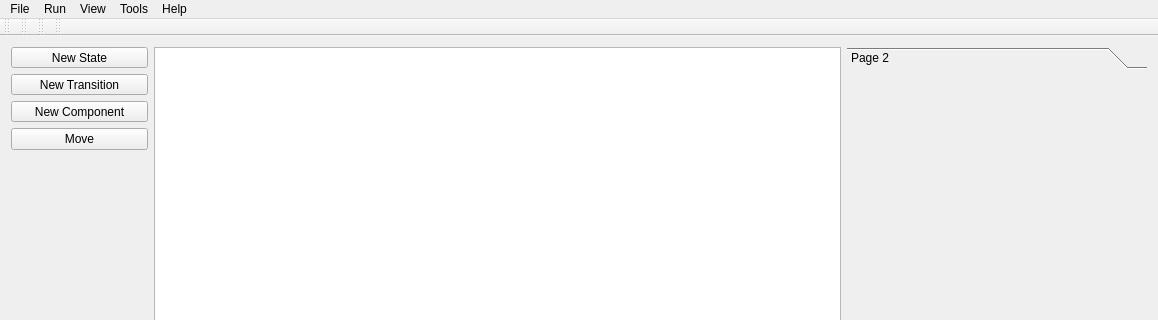
The window that mainwindow.ui (mohsenyz/automata-lab) describes before a commit, drawn with Qt 5; both pictures show x 0 to 1158 and y 0 to 320 of the 1158 by 702 pixel window.
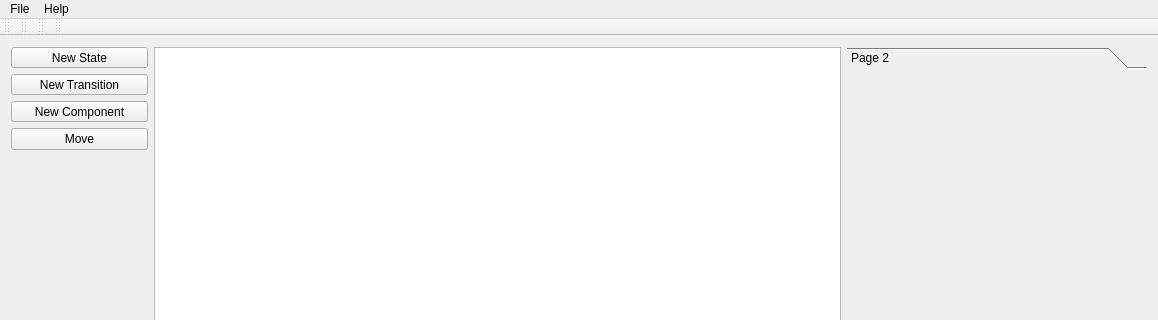
The same window after the commit.

What changed in the file:
```diff
--- a/mainwindow.ui
+++ b/mainwindow.ui
@@ -252,13 +252,6 @@
     <addaction name="actionSave_as_image"/>
     <addaction name="actionSave_as_pdf"/>
    </widget>
-   <widget class="QMenu" name="menuRun">
-    <property name="title">
-     <string>Run</string>
-    </property>
-    <addaction name="actionMultiple_run"/>
-    <addaction name="actionValidate_automata"/>
-   </widget>
    <widget class="QMenu" name="menuHelp">
     <property name="title">
      <string>Help</string>
@@ -266,26 +259,7 @@
     <addaction name="actionActivate_program"/>
     <addaction name="actionAbout_me"/>
    </widget>
-   <widget class="QMenu" name="menuView">
-    <property name="title">
-     <string>View</string>
-    </property>
-    <addaction name="actionSelect_all"/>
-    <addaction name="actionConvert_to_planar_graph"/>
-    <addaction name="actionZoom_in"/>
-    <addaction name="actionZoom_out"/>
-   </widget>
-   <widget class="QMenu" name="menuTools">
-    <property name="title">
-     <string>Tools</string>
-    </property>
-    <addaction name="actionEmbed_another_machine"/>
-    <addaction name="actionCombine_machine"/>
-   </widget>
    <addaction name="menuFile"/>
-   <addaction name="menuRun"/>
-   <addaction name="menuView"/>
-   <addaction name="menuTools"/>
    <addaction name="menuHelp"/>
   </widget>
   <widget class="QToolBar" name="mainToolBar">
```
